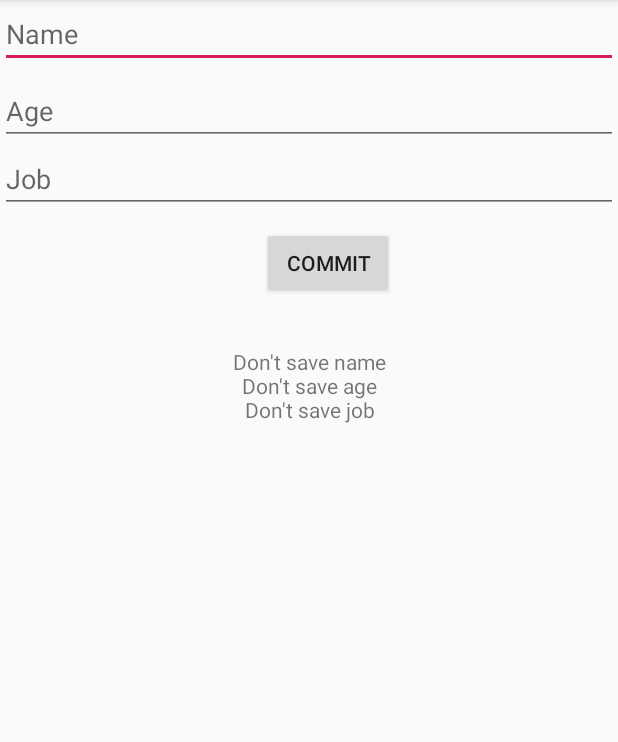
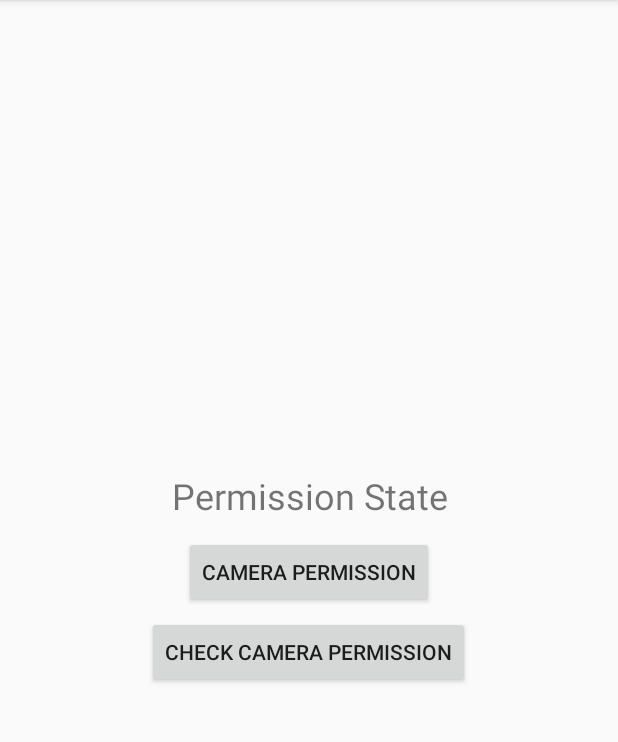
Before and after one commit to enciyo/MobilliumTrelloTask, an Android app: the screen it shows after launch (MainActivity), on a phone screen of 412 x 824 dp, the part 84-826 px from its top. Run offline under Robolectric (Android 15) with nearby library versions, the phone set to English and light mode, and no system bars.

Commit message:
Runtime Permission

```diff
--- a/app/src/main/AndroidManifest.xml
+++ b/app/src/main/AndroidManifest.xml
@@ -2,6 +2,8 @@
 <manifest xmlns:android="http://schemas.android.com/apk/res/android"
     package="t.timer.mobilliumtrellotask" >
 
+    <uses-permission android:name="android.permission.ACCESS_NETWORK_STATE"/>
+    <uses-permission android:name="android.permission.CAMERA"/>
     <application
         android:allowBackup="true"
         android:icon="@mipmap/ic_launcher"
--- a/app/src/main/java/t/timer/mobilliumtrellotask/MainActivity.kt
+++ b/app/src/main/java/t/timer/mobilliumtrellotask/MainActivity.kt
@@ -1,38 +1,56 @@
 package t.timer.mobilliumtrellotask
 
-import android.content.Context
+import android.Manifest.permission.*
+import android.content.pm.PackageManager
 import android.support.v7.app.AppCompatActivity
 import android.os.Bundle
+import android.support.v4.app.ActivityCompat
+import android.support.v4.content.ContextCompat
+import android.util.Log
+import android.widget.Toast
 import kotlinx.android.synthetic.main.activity_main.*
 
 class MainActivity : AppCompatActivity() {
 
-    val PREFS_FILE = ".com.sharedpreferences"
-    val KEY_NAME = "NAME"
-    val KEY_AGE = "AGE"
-    val KEY_JOB = "JOB"
-
+    companion object {
+        val TAG: String = MainActivity.javaClass.simpleName
+        val REQUEST_CODE: Int = 101
+    }
 
     override fun onCreate(savedInstanceState: Bundle?) {
         super.onCreate(savedInstanceState)
         setContentView(R.layout.activity_main)
 
-        val preferences = getSharedPreferences(PREFS_FILE, Context.MODE_PRIVATE)
-        val editor = preferences.edit()
-
-        btnCommit.setOnClickListener {
-            editor.putString(KEY_NAME, edtName.text.toString())
-            editor.putString(KEY_AGE, edtAge.text.toString())
-            editor.putString(KEY_JOB, edtJob.text.toString())
-            editor.apply()
+        btnNetworkPermission.setOnClickListener {
+            ActivityCompat.requestPermissions(this, arrayOf(CAMERA), REQUEST_CODE)
         }
 
-        txvResult.text = preferences.getString(KEY_NAME, "Don't save name")+ "\n" +
-                preferences.getString(KEY_AGE, "Don't save age")+ "\n" +
-                preferences.getString(KEY_JOB,"Don't save job")
+        btnCheckNetwork.setOnClickListener {
+            val permission = ContextCompat.checkSelfPermission(this, CAMERA)
+            if (permission != PackageManager.PERMISSION_GRANTED) {
+                txvStateNetwork.text = "Don't have Permission"
+            } else if (permission == PackageManager.PERMISSION_GRANTED) {
+                txvStateNetwork.text = "Already has permission"
+            }
+        }
 
 
     }
 
+    override fun onRequestPermissionsResult(requestCode: Int, permissions: Array<out String>, grantResults: IntArray) {
+        when (requestCode) {
+            REQUEST_CODE -> {
+
+                if (grantResults.isEmpty() || grantResults[0] != PackageManager.PERMISSION_GRANTED) {
+                    Toast.makeText(this, "Permission has been denied by user", Toast.LENGTH_SHORT).show()
+                    Log.i(TAG, "Permission has been denied by user")
+                } else {
+                    Toast.makeText(this, "Permission has been granted by user", Toast.LENGTH_SHORT).show()
+                    Log.i(TAG, "Permission has been granted by user")
+                }
+            }
+        }
+    }
+
 
 }
--- a/app/src/main/res/layout/activity_main.xml
+++ b/app/src/main/res/layout/activity_main.xml
@@ -6,46 +6,37 @@
         android:layout_height="match_parent"
         tools:context=".MainActivity">
 
-    <EditText
-            android:id="@+id/edtName"
-            android:hint="Name"
+    <LinearLayout
+            android:orientation="vertical"
+            android:layout_centerVertical="true"
+            android:layout_margin="10dp"
+            android:padding="10dp"
             android:layout_width="match_parent"
-            android:layout_height="wrap_content"/>
-    <EditText
-            android:id="@+id/edtAge"
-            android:hint="Age"
-            android:layout_width="match_parent"
-            android:layout_height="wrap_content"
-            android:layout_alignParentStart="true"
-            android:layout_alignParentTop="true"
-            android:layout_marginTop="51dp"
-            android:layout_marginStart="0dp"/>
-    <EditText
-            android:id="@+id/edtJob"
-            android:hint="Job"
-            android:layout_width="match_parent"
-            android:layout_height="wrap_content"
-            android:layout_alignParentStart="true"
-            android:layout_below="@+id/edtAge"/>
-    <Button
-            android:id="@+id/btnCommit"
-            android:layout_width="wrap_content"
-            android:layout_height="wrap_content"
-            android:text="Commit"
-            android:layout_alignParentEnd="true"
-            android:layout_alignParentTop="true"
-            android:layout_marginEnd="149dp"
-            android:layout_marginTop="151dp"/>
-    <TextView
-            android:id="@+id/txvResult"
-            android:text="Results"
-            android:gravity="center"
-            android:layout_width="match_parent"
-            android:layout_height="wrap_content"
-            android:layout_alignParentStart="true"
-            android:layout_alignParentTop="true"
-            android:layout_marginTop="231dp"
-            android:layout_marginStart="0dp"/>
+            android:layout_height="wrap_content">
+        <TextView
+                android:id="@+id/txvStateNetwork"
+                android:text="Permission State"
+                android:layout_margin="5dp"
+                android:gravity="center"
+                android:textSize="24sp"
+                android:layout_width="match_parent"
+                android:layout_height="wrap_content"/>
 
+        <Button
+                android:id="@+id/btnNetworkPermission"
+                android:text="Camera Permission"
+                android:layout_margin="5dp"
+                android:layout_gravity="center"
+                android:layout_width="wrap_content"
+                android:layout_height="wrap_content"
+        />
+        <Button
+                android:id="@+id/btnCheckNetwork"
+                android:layout_gravity="center"
+                android:text="Check Camera Permission"
+                android:layout_width="wrap_content"
+                android:layout_height="wrap_content"
+        />
 
+    </LinearLayout>
 </RelativeLayout>
```
